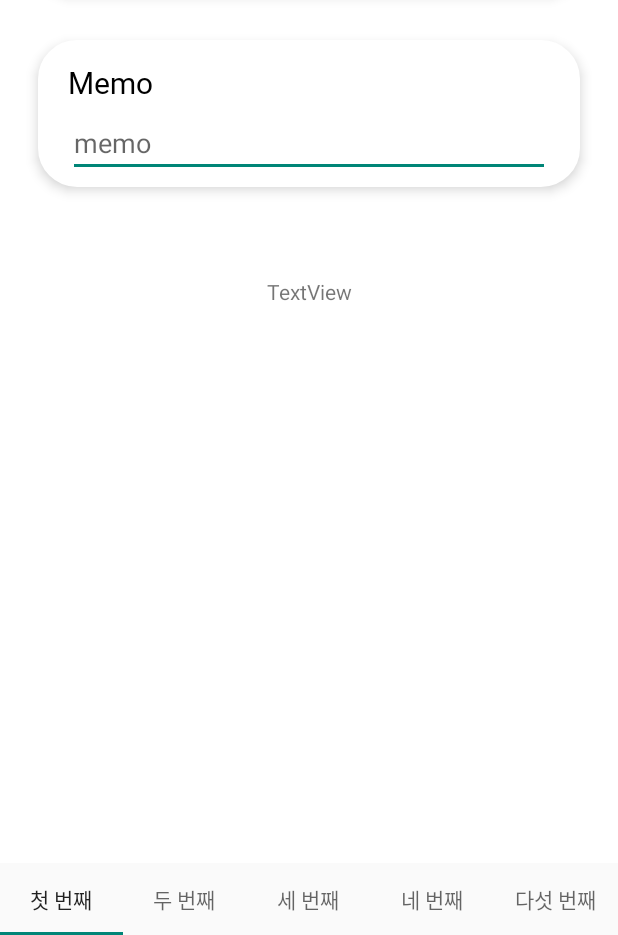
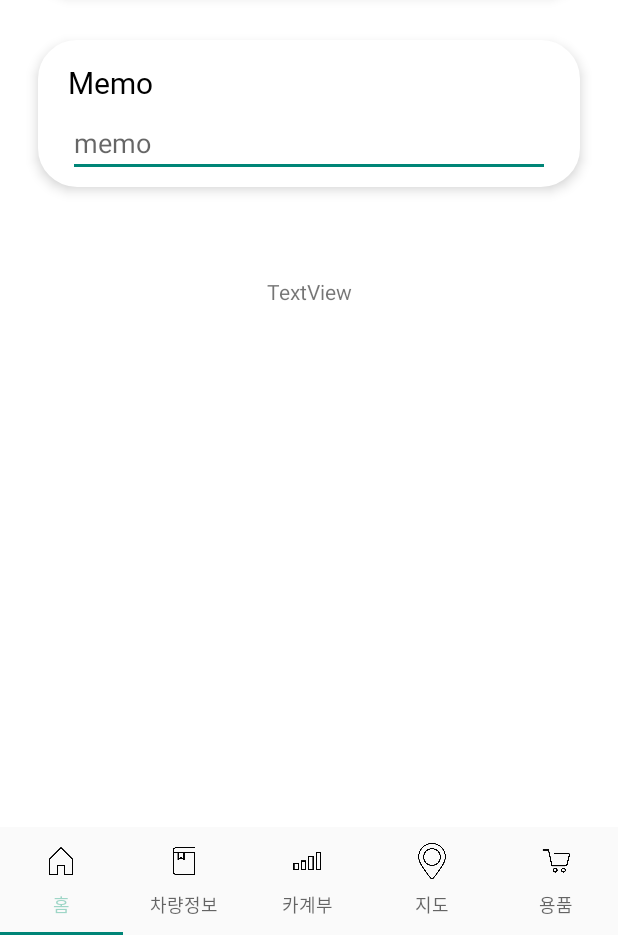
Before and after one commit to jsk41755/Car_management_app, an Android app: the HomeActivity screen opened directly, with no data from a screen before it, on a phone screen of 412 x 824 dp, the part 301-1236 px from its top. Run offline under Robolectric (Android 15) with nearby library versions, the phone set to English and light mode, and no system bars; our stand-ins replace Firebase (no records; nobody signed in at launch, a user with empty details on screens opened directly); libraries missing offline, so code that uses them is left out: com.github.mikephil.charting, com.kakao.sdk; 2 statements that could not run were skipped.

Commit message:
탭레이아웃 아이콘 추가

```diff
--- a/app/src/main/java/com/example/car_management_app/HomeActivity.java
+++ b/app/src/main/java/com/example/car_management_app/HomeActivity.java
@@ -50,11 +50,18 @@ public class HomeActivity extends AppCompatActivity {
         //ViewPager과 TabLayout 연결
         tabLayout.setupWithViewPager(viewPager);
 
-        tabLayout.getTabAt(0).setText("첫 번째");
-        tabLayout.getTabAt(1).setText("두 번째");
-        tabLayout.getTabAt(2).setText("세 번째");
-        tabLayout.getTabAt(3).setText("네 번째");
-        tabLayout.getTabAt(4).setText("다섯 번째");
+        tabLayout.getTabAt(0).setText("홈");
+        tabLayout.getTabAt(1).setText("차량정보");
+        tabLayout.getTabAt(2).setText("카계부");
+        tabLayout.getTabAt(3).setText("지도");
+        tabLayout.getTabAt(4).setText("용품");
+
+        //tabLayout에 아이콘 설정 부분
+        tabLayout.getTabAt(0).setIcon(R.drawable.home_icon);
+        tabLayout.getTabAt(1).setIcon(R.drawable.book_icon);
+        tabLayout.getTabAt(2).setIcon(R.drawable.chart_icon);
+        tabLayout.getTabAt(3).setIcon(R.drawable.map_icon);
+        tabLayout.getTabAt(4).setIcon(R.drawable.cart_icon);
 
         Intent intent = getIntent();
         //Log.d("tname", intent.getStringExtra("Name"));
--- a/app/src/main/res/layout/activity_home.xml
+++ b/app/src/main/res/layout/activity_home.xml
@@ -19,7 +19,39 @@
         <com.google.android.material.tabs.TabLayout
             android:id="@+id/tabs"
             android:layout_width="match_parent"
-            android:layout_height="wrap_content">
+            android:layout_height="wrap_content"
+            app:tabTextAppearance="@style/tab_text"
+            app:tabSelectedTextColor="@color/maingreen">
+
+            <com.google.android.material.tabs.TabItem
+                android:layout_width="wrap_content"
+                android:layout_height="wrap_content"
+                android:text="홈"
+                android:icon="@drawable/home_icon"/>
+
+            <com.google.android.material.tabs.TabItem
+                android:layout_width="wrap_content"
+                android:layout_height="wrap_content"
+                android:text="차량정보"
+                android:icon="@drawable/book_icon"/>
+
+            <com.google.android.material.tabs.TabItem
+                android:layout_width="wrap_content"
+                android:layout_height="wrap_content"
+                android:text="카계부"
+                android:icon="@drawable/chart_icon"/>
+
+            <com.google.android.material.tabs.TabItem
+                android:layout_width="wrap_content"
+                android:layout_height="wrap_content"
+                android:text="지도"
+                android:icon="@drawable/map_icon" />
+
+            <com.google.android.material.tabs.TabItem
+                android:layout_width="wrap_content"
+                android:layout_height="wrap_content"
+                android:text="용품"
+                android:icon="@drawable/cart_icon"/>
 
         </com.google.android.material.tabs.TabLayout>
 
--- a/app/src/main/res/values/themes.xml
+++ b/app/src/main/res/values/themes.xml
@@ -13,4 +13,10 @@
         <item name="android:statusBarColor" tools:targetApi="l">?attr/colorPrimaryVariant</item>
         <!-- Customize your theme here. -->
     </style>
+
+    <style name="tab_text" parent="TextAppearance.Design.Tab">
+        <item name="android:textSize">12dp</item>
+        <item name="android:fontFamily">@font/cafe24_surround_air</item>
+    </style>
+
 </resources>
```
Also changed, not shown: app/src/main/res/drawable/home_icon.png (added).
